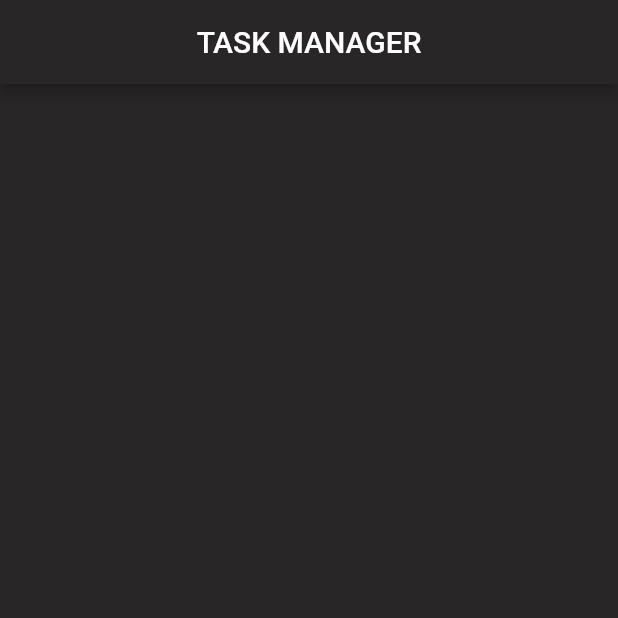
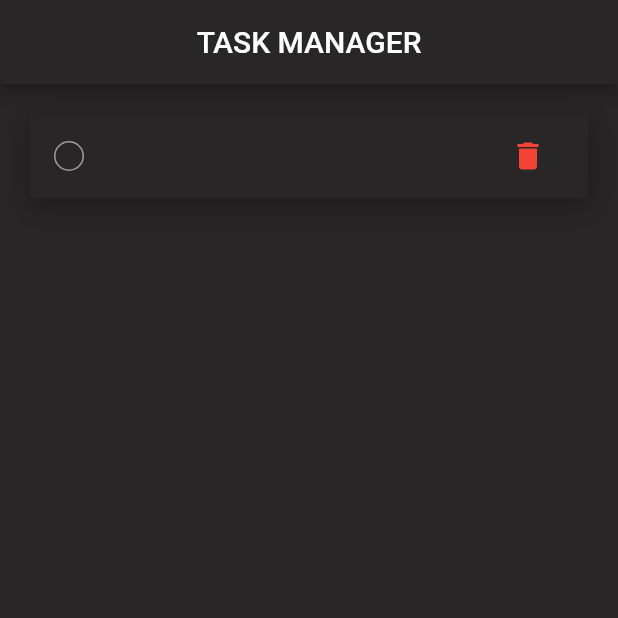
Before and after one commit to tishey/Task-Manager, a Flutter app: the screen it shows after launch, after a tap on "Add Task", on a phone screen of 412 x 824 dp, the top half of it. Run offline on Flutter 3.47's test engine with Material 2 defaults, Android fonts, the phone set to English and light mode, and no system bars; our stand-ins replace flutter_riverpod; Roboto replaces fonts that are missing (Geometria); project files that could hold a hidden picture were left out.

Commit message:
toggle line stroke and adding text

```diff
--- a/lib/provider_locator.dart
+++ b/lib/provider_locator.dart
@@ -1,7 +1,15 @@
+
+// import 'package:flutter_riverpod/flutter_riverpod.dart';
+// import 'package:task_manager/src/provider/task_model.dart';
+
+// final taskProvider = StateNotifierProvider((ref){
+//   return TaskNotiferModel([]);
+// });
 
 import 'package:flutter_riverpod/flutter_riverpod.dart';
 import 'package:task_manager/src/provider/task_model.dart';
 
-final taskProvider = StateNotifierProvider((ref){
-  return TaskNotiferModel(TaskModel(isCheck: false, title: ''));
+final taskProvider =
+    StateNotifierProvider<TaskNotiferModel, List<TaskModel>>((ref) {
+  return TaskNotiferModel([]);
 });
--- a/lib/src/presentation/view/task_view.dart
+++ b/lib/src/presentation/view/task_view.dart
@@ -1,9 +1,9 @@
+import 'dart:ui';
+
 import 'package:flutter/material.dart';
-import 'package:flutter_hooks/flutter_hooks.dart';
 import 'package:flutter_riverpod/flutter_riverpod.dart';
 import 'package:task_manager/provider_locator.dart';
 import 'package:task_manager/src/presentation/widget/custom_textfield.dart';
-import 'package:task_manager/src/provider/task_model.dart';
 import 'package:task_manager/src/util/color.dart';
 import 'package:task_manager/src/util/text)style.dart';
 
@@ -12,26 +12,9 @@ class TaskManager extends ConsumerWidget {
 
   final TextEditingController taskController = TextEditingController();
 
-  // bool isCheck = false;
-
-  // checkToggle() {
-  //   setState(() {
-  //     isCheck = !isCheck;
-  //   });
-  // }
-
-  // List<TaskModel> tasks = [];
-
-  // void addTask(String name){
-  //  setState(() {
-  //    tasks.add(TaskModel(title: name));
-  //  });
-  // }
-
   @override
   Widget build(BuildContext context, WidgetRef ref) {
-    //  final taskList = TaskModel(isCheck: false, title: taskController.text);
-    final taskListProvider = ref.watch(taskProvider.notifier);
+    final taskListProvider = ref.watch(taskProvider);
 
     return Scaffold(
       appBar: AppBar(
@@ -44,7 +27,7 @@ class TaskManager extends ConsumerWidget {
           padding: const EdgeInsets.symmetric(horizontal: 20, vertical: 20),
           child: ListView.builder(
               physics: const BouncingScrollPhysics(),
-              itemCount: taskListProvider.task.length,
+              itemCount: taskListProvider.length,
               itemBuilder: (context, index) {
                 return Container(
                   decoration: BoxDecoration(
@@ -59,7 +42,7 @@ class TaskManager extends ConsumerWidget {
                   child: ListTile(
                     leading: GestureDetector(
                       onTap: () {
-                        ref.watch(taskProvider.notifier).checkToggle();
+                        ref.read(taskProvider.notifier).checkToggle(taskListProvider[index], index);
                       },
                       child: AnimatedContainer(
                         margin: const EdgeInsets.symmetric(vertical: 5),
@@ -69,28 +52,36 @@ class TaskManager extends ConsumerWidget {
                         duration: const Duration(milliseconds: 500),
                         decoration: BoxDecoration(
                             border: Border.all(
-                                color: taskListProvider.toggleButton
+                                color: taskListProvider[index].isCheck
                                     ? Colors.transparent
                                     : Colors.grey),
-                            color: taskListProvider.toggleButton
+                            color: taskListProvider[index].isCheck
                                 ? CustomColor.greenColor
                                 : Colors.transparent,
                             borderRadius: BorderRadius.circular(50)),
                         child: Icon(
                           Icons.check,
-                          color: taskListProvider.toggleButton
+                          color: taskListProvider[index].isCheck
                               ? CustomColor.whiteColor
                               : Colors.transparent,
                           size: 15,
                         ),
                       ),
                     ),
-                    title: Text(
-                      taskListProvider.task[index].title,
-                      style: TextTypography.customTextStyle(context).copyWith(
-                          fontWeight: FontWeight.bold,
-                          color: CustomColor.whiteColor),
+                      title: Text(
+                      taskListProvider[index].title,
+                      style:  TextTypography.customTextStyle(context).copyWith(
+                        decoration: taskListProvider[index].isCheck ? TextDecoration.lineThrough : null,
+                        fontWeight: FontWeight.bold,
+                        color: taskListProvider[index].isCheck ? CustomColor.greyColor : CustomColor.whiteColor),
                     ),
+                    trailing: IconButton(
+                      splashRadius: 1,
+                      onPressed: (){
+                     if(taskListProvider.isNotEmpty && index < taskListProvider.length){
+                       ref.read(taskProvider.notifier).deleteTask(taskListProvider[index], );
+                     }
+                    }, icon: Icon(Icons.delete, color: CustomColor.redColor,)),
                   ),
                 );
               })),
@@ -108,8 +99,10 @@ class TaskManager extends ConsumerWidget {
               width: MediaQuery.of(context).size.width / 20,
             ),
             GestureDetector(
-              onTap: () =>
-                  ref.watch(taskProvider.notifier).addTask(taskController.text),
+              onTap: () {
+                 ref.read(taskProvider.notifier).addTask(taskController.text);
+                  taskController.text = '';
+              },
               child: Container(
                 padding:
                     const EdgeInsets.symmetric(horizontal: 10, vertical: 10),
--- a/lib/src/util/color.dart
+++ b/lib/src/util/color.dart
@@ -5,4 +5,6 @@ class CustomColor{
    static Color scaffoldBackground = Color.fromARGB(255, 41, 38, 40);
    static Color greenColor = Colors.green;
     static Color whiteColor = Colors.white;
+     static Color greyColor = Colors.grey;
+     static Color redColor = Colors.red;
 }
```
Also changed, not shown: lib/src/provider/task_model.dart (+20 -34 lines).
